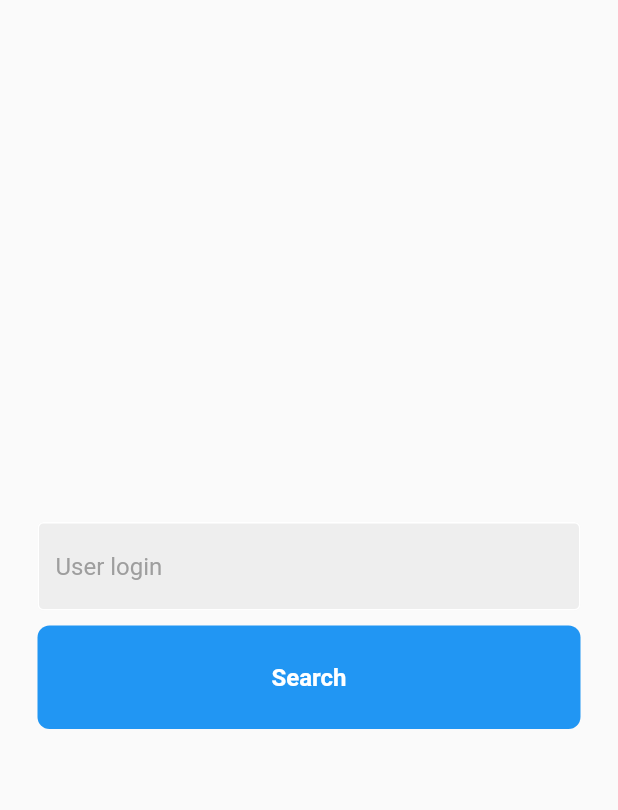
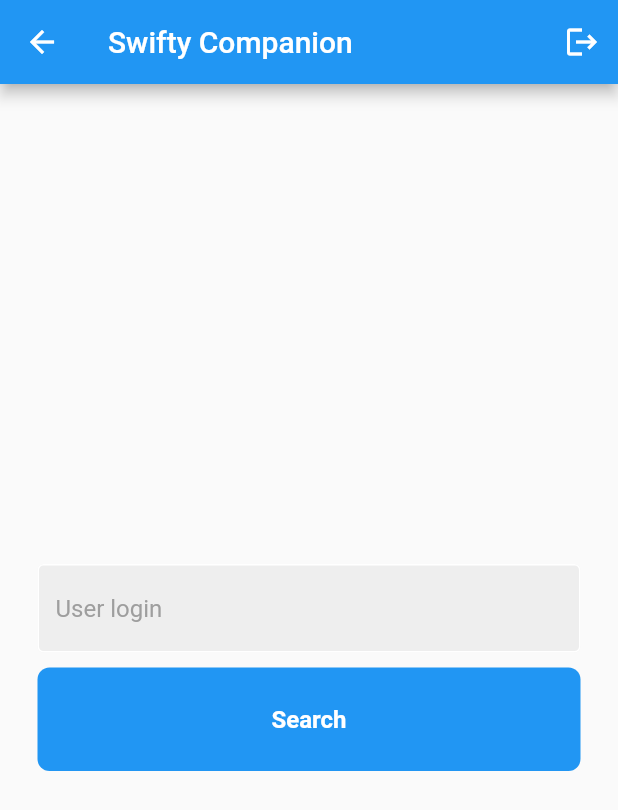
Before and after one commit to abdel-ke/swifty_companion, a Flutter app: the SearchPage screen opened directly, on a phone screen of 412 x 824 dp. Shown: the top 810 px of the screen. Run offline on Flutter 3.47's test engine with Material 2 defaults, Android fonts, the phone set to English and light mode, and no system bars; our stand-ins replace flutter_dotenv, flutter_secure_storage, percent_indicator; missing offline and left inert: oauth2_client; accounts and stored records are empty.

Commit message:
profile page

```diff
--- a/lib/models/User.dart
+++ b/lib/models/User.dart
@@ -6,6 +6,7 @@ class User {
   String fullName;
   String imageUrl;
   String location;
+  double level;
 
   User(
       {required this.email,
@@ -14,7 +15,9 @@ class User {
       // required this.lastName,
       required this.fullName,
       required this.imageUrl,
-      required this.location});
+      required this.location,
+      required this.level
+      });
 
   factory User.fromJson(Map<String, dynamic> json) {
     return User(
@@ -25,6 +28,7 @@ class User {
       fullName: json['usual_full_name'],
       imageUrl: json['image']['versions']['small'],
       location: json['location'] ?? 'Unavailable',
+      level: json['cursus_users'][1]['level'],
     );
   }
 }
--- a/lib/pages/search_user.dart
+++ b/lib/pages/search_user.dart
@@ -10,6 +10,20 @@ class SearchPage extends StatelessWidget {
   @override
   Widget build(BuildContext context) {
     return Scaffold(
+      appBar: AppBar(
+        title: const Text('Swifty Companion'),
+        actions: [
+          IconButton(
+            icon: const Icon(Icons.logout),
+            onPressed: () async {
+              // await MyStorage().delete('AccessToken');
+              // ignore: use_build_context_synchronously
+              // Navigator.push(
+              //     context, MaterialPageRoute(builder: (context) => LoginPage()));
+            },
+          )
+        ],
+      ),
       body: Column(
         mainAxisAlignment: MainAxisAlignment.center,
         children: [
@@ -21,7 +35,7 @@ class SearchPage extends StatelessWidget {
             height: 10,
           ),
           MyButton(
-              onTap: () {
+              onTap: () async {
                 if (user.text.isNotEmpty) {
                   Navigator.push(
                       context,
@@ -33,6 +47,31 @@ class SearchPage extends StatelessWidget {
               title: 'Search'),
         ],
       ),
+      // drawer: Drawer(
+      //   child: ListView(
+      //     padding: EdgeInsets.zero,
+      //     children: [
+      //       const DrawerHeader(
+      //         decoration: BoxDecoration(
+      //           color: Colors.blue,
+      //         ),
+      //         child: Text('Drawer Header'),
+      //       ),
+      //       ListTile(
+      //         title: const Text('Item 1'),
+      //         onTap: () {
+      //           Navigator.pop(context);
+      //         },
+      //       ),
+      //       ListTile(
+      //         title: const Text('Item 2'),
+      //         onTap: () {
+      //           Navigator.pop(context);
+      //         },
+      //       ),
+      //     ],
+      //   ),
+      // ),
     );
   }
 }
--- a/lib/utils/token.dart
+++ b/lib/utils/token.dart
@@ -16,7 +16,7 @@ getTokenInfo(String token) async {
   }
 }
 
-checkToekn() async {
+Future<bool> checkToekn() async {
   // MyStorage().delete('AccessToken');
   // return;
   final token = await MyStorage().read('AccessToken');
@@ -28,10 +28,12 @@ checkToekn() async {
   final ret = await getTokenInfo(token);
   print('ret: $ret');
   if (ret == 'Unauthorized') {
-    return 'Unauthorized';
+    // return 'Unauthorized';
+    return false;
   }
   final retJson = jsonDecode(ret);
   if (retJson['expires_in_seconds'] <= 60) {
     await authorization();
   }
+  return true;
 }
--- a/pubspec.yaml
+++ b/pubspec.yaml
@@ -13,6 +13,7 @@ dependencies:
   flutter_secure_storage: ^8.1.0
   http: ^1.1.0
   oauth2_client: ^3.2.2
+  percent_indicator: ^4.2.3
 
 dev_dependencies:
   flutter_test:
```
Also changed, not shown: lib/main.dart (+20 -2 lines), lib/pages/home_page.dart (+6 -9 lines), lib/pages/user_page.dart (+19 -0 lines), pubspec.lock, 7 other files.
